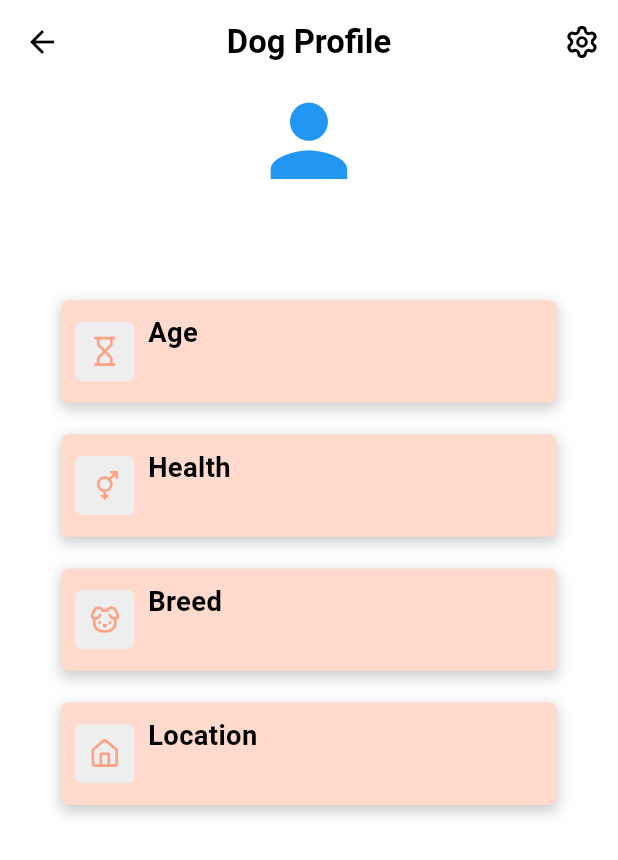
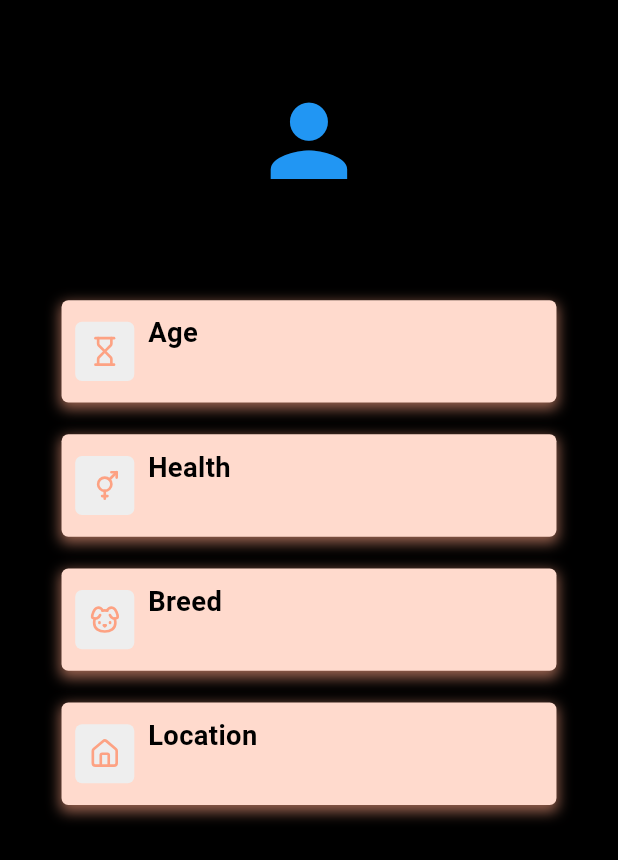
Before and after one commit to Chandupa04/furrpal, a Flutter app: the DogProfilePage screen opened directly with empty values, on a phone screen of 412 x 824 dp. Shown: the top 860 px of the screen. Run offline on Flutter 3.47's test engine with Material 3 defaults, Android fonts, the phone set to English and light mode, and no system bars; drawn by our look-alikes of cached_network_image; our stand-ins replace cloud_firestore, email_validator, file_picker, firebase_auth, firebase_core, firebase_storage and 7 more; missing offline and left inert: custom_check_box, platform_text; accounts and stored records are empty; network calls fail.

Commit message:
background color change

```diff
--- a/lib/features/profiles/dog_profile/presentation/pages/dog_profile_page.dart
+++ b/lib/features/profiles/dog_profile/presentation/pages/dog_profile_page.dart
@@ -21,7 +21,9 @@ class _DogProfilePageState extends State<DogProfilePage> {
   @override
   Widget build(BuildContext context) {
     return Scaffold(
+      backgroundColor: blackColor,
       appBar: AppBar(
+        backgroundColor: blackColor,
         title: Text(
           'Dog Profile',
           style: appBarStyle,
@@ -69,7 +71,7 @@ class _DogProfilePageState extends State<DogProfilePage> {
                   text: widget.dog.name.toUpperCase(),
                   fontSize: 40.sp,
                   fontWeight: FontWeight.w500,
-                  textColor: blackColor,
+                  // textColor: blackColor,
                   containerAlignment: Alignment.center,
                 ),
                 dogDetailsCard(
--- a/lib/features/profiles/dog_profile/presentation/widgets/dog_details_card.dart
+++ b/lib/features/profiles/dog_profile/presentation/widgets/dog_details_card.dart
@@ -12,7 +12,7 @@ Widget dogDetailsCard({
   return ContainerCustom(
     shadow: [
       BoxShadow(
-        color: Colors.grey.withOpacity(0.5),
+        color: primaryColor.withOpacity(0.6),
         spreadRadius: 1,
         blurRadius: 7,
         offset: Offset(0, 3.h),
```
